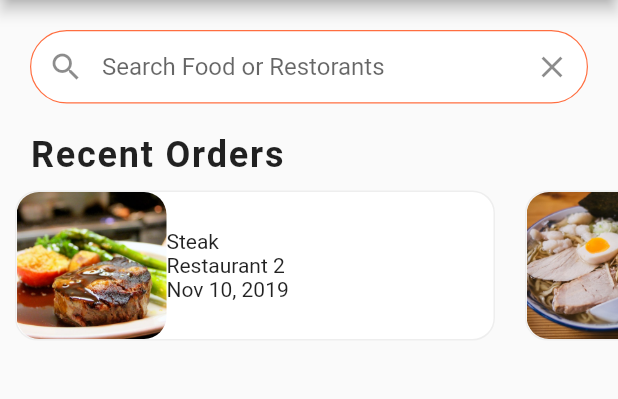
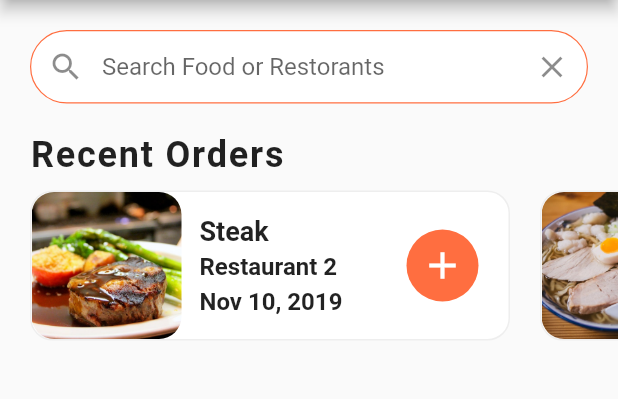
Before and after one commit to ibtehajraza/Flutter_food_delivery_app_UI, a Flutter app: the screen it shows after launch, on a phone screen of 412 x 824 dp, the part 84-483 px from its top. Run offline on Flutter 3.47's test engine with Material 2 defaults, Android fonts, the light colour scheme and no system bars.

Commit message:
Finished Recent orders Scroller.

```diff
--- a/lib/widgets/recent_orders.dart
+++ b/lib/widgets/recent_orders.dart
@@ -4,7 +4,7 @@ import '../data/data.dart';
 import '../models/order.dart';
 
 class RecentOrders extends StatelessWidget {
-  Widget _RecentOrders(BuildContext context, Order order) {
+  Widget _recentOrders(BuildContext context, Order order) {
     return Container(
       margin: EdgeInsets.all(10.0),
       width: 320.0,
@@ -17,6 +17,10 @@ class RecentOrders extends StatelessWidget {
         ),
       ),
       child: Row(
+        mainAxisAlignment: MainAxisAlignment.spaceBetween,
+        children: <Widget>[
+          Expanded(
+            child: Row(
               children: <Widget>[
                 ClipRRect(
                   borderRadius: BorderRadius.circular(15.0),
@@ -27,19 +31,65 @@ class RecentOrders extends StatelessWidget {
                     fit: BoxFit.cover,
                   ),
                 ),
-          Column(
+                Expanded(
+                  child: Container(
+                    margin: EdgeInsets.all(12.0),
+                    child: Column(
                       crossAxisAlignment: CrossAxisAlignment.start,
                       mainAxisAlignment: MainAxisAlignment.center,
                       children: <Widget>[
-
                         Text(
                           order.food.name,
-                style: TextStyle(),
+                          style: TextStyle(
+                            fontSize: 18.0,
+                            fontWeight: FontWeight.bold,
                           ),
-              Text(order.restaurant.name),
-              Text(order.date),
+                          overflow: TextOverflow.ellipsis,
+                        ),
+                        SizedBox(
+                          height: 4.0,
+                        ),
+                        Text(
+                          order.restaurant.name,
+                          style: TextStyle(
+                            fontSize: 16.0,
+                            fontWeight: FontWeight.w600,
+                          ),
+                          overflow: TextOverflow.ellipsis,
+                        ),
+                        SizedBox(
+                          height: 4.0,
+                        ),
+                        Text(
+                          order.date,
+                          style: TextStyle(
+                            fontSize: 16.0,
+                            fontWeight: FontWeight.w600,
+                          ),
+                          overflow: TextOverflow.ellipsis,
+                        ),
                       ],
-          )
+                    ),
+                  ),
+                ),
+              ],
+            ),
+          ),
+          Container(
+            margin: EdgeInsets.only(
+              right: 20.0,
+            ),
+            width: 48.0,
+            decoration: BoxDecoration(
+              color: Theme.of(context).primaryColor,
+              borderRadius: BorderRadius.circular(30.0),
+            ),
+            child: IconButton(
+                icon: Icon(Icons.add),
+                iconSize: 30.0,
+                color: Colors.white,
+                onPressed: () {}),
+          ),
         ],
       ),
     );
@@ -65,11 +115,13 @@ class RecentOrders extends StatelessWidget {
           height: 120.0,
           //color: Colors.blue,
           child: ListView.builder(
+            physics: BouncingScrollPhysics(),
+            padding: EdgeInsets.only(left:10.0),
               scrollDirection: Axis.horizontal,
               itemCount: currentUser.orders.length,
               itemBuilder: (BuildContext context, int index) {
                 Order order = currentUser.orders[index];
-                return _RecentOrders(context, order);
+                return _recentOrders(context, order);
               }),
         ),
       ],
```
Lines whose indentation alone changed are shown as unchanged.
